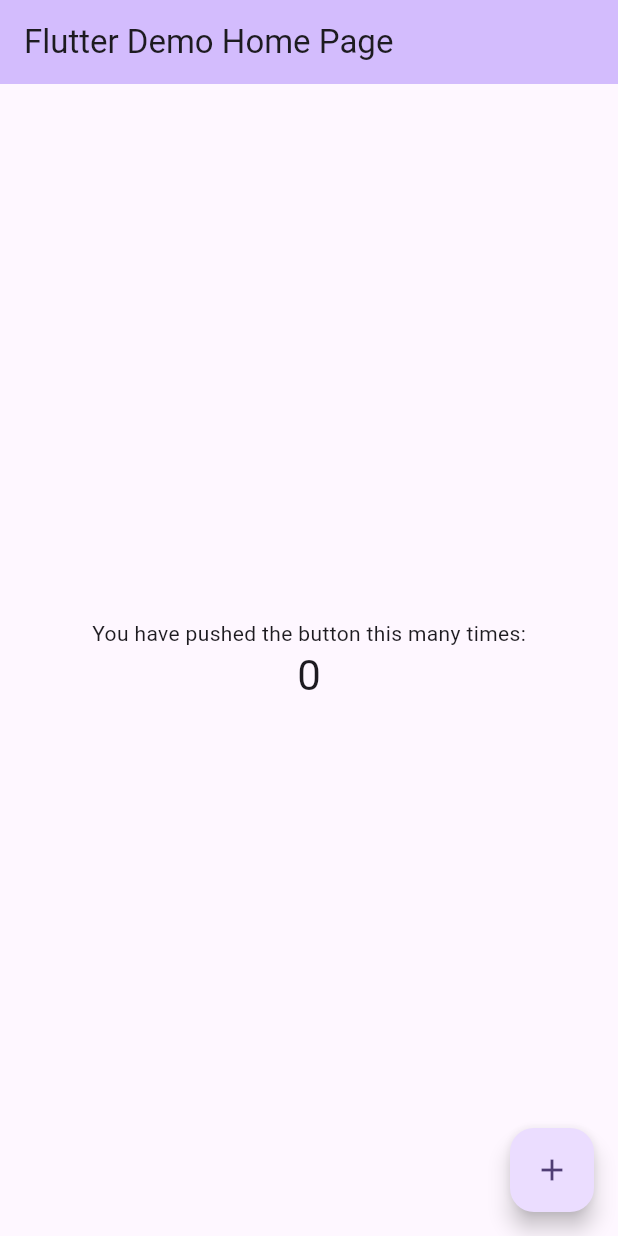
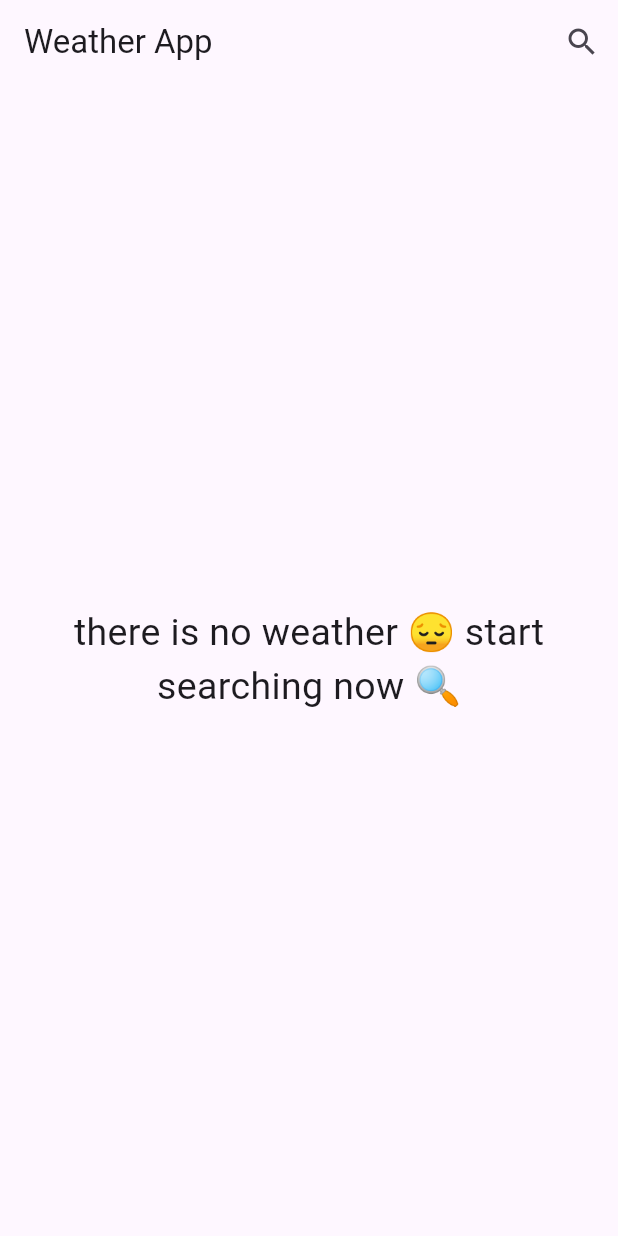
Before and after one commit to SalemBalfagih/weather_app, a Flutter app: the screen it shows after launch, on a phone screen of 412 x 824 dp. Run offline on Flutter 3.47's test engine with Material 3 defaults, Android fonts, the phone set to English and light mode, and no system bars; our stand-ins replace dio, flutter_bloc.

Commit message:
fetch data and display it

```diff
--- /dev/null
+++ b/devtools_options.yaml
@@ -0,0 +1,3 @@
+description: This file stores settings for Dart & Flutter DevTools.
+documentation: https://docs.flutter.dev/tools/devtools/extensions#configure-extension-enablement-states
+extensions:
--- /dev/null
+++ b/lib/cubits/get_weather_cubit/get_weather_cubit.dart
@@ -0,0 +1,20 @@
+import 'package:dio/dio.dart';
+import 'package:flutter_bloc/flutter_bloc.dart';
+import 'package:weather_app_/cubits/get_weather_cubit/get_weather_states.dart';
+import 'package:weather_app_/model/weather_model.dart';
+import 'package:weather_app_/services/weather_services.dart';
+import 'package:weather_app_/views/search_view.dart';
+
+class GetWeatherCubit extends Cubit<WeatherStates> {
+  GetWeatherCubit() : super(WeatherinitialState());
+  WeatherModel? weatherModel;
+  getWeather({required String nameCity}) async {
+    try {
+      weatherModel =
+          await WeatherServices(Dio()).getWeather(nameCity: nameCity);
+      emit(WeatherLoadedState());
+    } catch (e) {
+      emit(WeatherFailureState(errMessage: e.toString()));
+    }
+  }
+}
--- /dev/null
+++ b/lib/cubits/get_weather_cubit/get_weather_states.dart
@@ -0,0 +1,13 @@
+import 'package:weather_app_/model/weather_model.dart';
+
+class WeatherStates {}
+
+class WeatherinitialState extends WeatherStates {}
+
+class WeatherLoadedState extends WeatherStates {}
+
+class WeatherFailureState extends WeatherStates {
+  final String errMessage;
+
+  WeatherFailureState({required this.errMessage});
+}
--- a/lib/main.dart
+++ b/lib/main.dart
@@ -1,125 +1,36 @@
 import 'package:flutter/material.dart';
+import 'package:flutter_bloc/flutter_bloc.dart';
+import 'package:weather_app_/cubits/get_weather_cubit/get_weather_cubit.dart';
+import 'package:weather_app_/model/weather_model.dart';
+import 'package:weather_app_/views/home_view.dart';
 
 void main() {
-  runApp(const MyApp());
+  runApp(WeatherApp());
 }
 
-class MyApp extends StatelessWidget {
-  const MyApp({super.key});
+class WeatherApp extends StatelessWidget {
+  const WeatherApp({super.key});
 
-  // This widget is the root of your application.
   @override
   Widget build(BuildContext context) {
-    return MaterialApp(
-      title: 'Flutter Demo',
-      theme: ThemeData(
-        // This is the theme of your application.
-        //
-        // TRY THIS: Try running your application with "flutter run". You'll see
-        // the application has a purple toolbar. Then, without quitting the app,
-        // try changing the seedColor in the colorScheme below to Colors.green
-        // and then invoke "hot reload" (save your changes or press the "hot
-        // reload" button in a Flutter-supported IDE, or press "r" if you used
-        // the command line to start the app).
-        //
-        // Notice that the counter didn't reset back to zero; the application
-        // state is not lost during the reload. To reset the state, use hot
-        // restart instead.
-        //
-        // This works for code too, not just values: Most code changes can be
-        // tested with just a hot reload.
-        colorScheme: ColorScheme.fromSeed(seedColor: Colors.deepPurple),
-        useMaterial3: true,
-      ),
-      home: const MyHomePage(title: 'Flutter Demo Home Page'),
+    return BlocProvider(
+      create: (context) => GetWeatherCubit(),
+      child: Builder(builder: (context) {
+        WeatherModel? weatherModel =
+            BlocProvider.of<GetWeatherCubit>(context).weatherModel;
+
+        return const MaterialApp(
+          debugShowCheckedModeBanner: false,
+          // theme: ThemeData(
+          // appBarTheme: AppBarTheme(
+          //   backgroundColor: getChangeTheme(weatherModel.weatherCondition),
+          // ),
+          // colorScheme: ColorScheme.fromSeed(
+          //     seedColor: getChangeTheme(weatherModel.weatherCondition)))
+          // ,
+          home: HomeView(),
+        );
+      }),
     );
   }
 }
-
-class MyHomePage extends StatefulWidget {
-  const MyHomePage({super.key, required this.title});
-
-  // This widget is the home page of your application. It is stateful, meaning
-  // that it has a State object (defined below) that contains fields that affect
-  // how it looks.
-
-  // This class is the configuration for the state. It holds the values (in this
-  // case the title) provided by the parent (in this case the App widget) and
-  // used by the build method of the State. Fields in a Widget subclass are
-  // always marked "final".
-
-  final String title;
-
-  @override
-  State<MyHomePage> createState() => _MyHomePageState();
-}
-
-class _MyHomePageState extends State<MyHomePage> {
-  int _counter = 0;
-
-  void _incrementCounter() {
-    setState(() {
-      // This call to setState tells the Flutter framework that something has
-      // changed in this State, which causes it to rerun the build method below
-      // so that the display can reflect the updated values. If we changed
-      // _counter without calling setState(), then the build method would not be
-      // called again, and so nothing would appear to happen.
-      _counter++;
-    });
-  }
-
-  @override
-  Widget build(BuildContext context) {
-    // This method is rerun every time setState is called, for instance as done
-    // by the _incrementCounter method above.
-    //
-    // The Flutter framework has been optimized to make rerunning build methods
-    // fast, so that you can just rebuild anything that needs updating rather
-    // than having to individually change instances of widgets.
-    return Scaffold(
-      appBar: AppBar(
-        // TRY THIS: Try changing the color here to a specific color (to
-        // Colors.amber, perhaps?) and trigger a hot reload to see the AppBar
-        // change color while the other colors stay the same.
-        backgroundColor: Theme.of(context).colorScheme.inversePrimary,
-        // Here we take the value from the MyHomePage object that was created by
-        // the App.build method, and use it to set our appbar title.
-        title: Text(widget.title),
-      ),
-      body: Center(
-        // Center is a layout widget. It takes a single child and positions it
-        // in the middle of the parent.
-        child: Column(
-          // Column is also a layout widget. It takes a list of children and
-          // arranges them vertically. By default, it sizes itself to fit its
-          // children horizontally, and tries to be as tall as its parent.
-          //
-          // Column has various properties to control how it sizes itself and
-          // how it positions its children. Here we use mainAxisAlignment to
-          // center the children vertically; the main axis here is the vertical
-          // axis because Columns are vertical (the cross axis would be
-          // horizontal).
-          //
-          // TRY THIS: Invoke "debug painting" (choose the "Toggle Debug Paint"
-          // action in the IDE, or press "p" in the console), to see the
-          // wireframe for each widget.
-          mainAxisAlignment: MainAxisAlignment.center,
-          children: <Widget>[
-            const Text(
-              'You have pushed the button this many times:',
-            ),
-            Text(
-              '$_counter',
-              style: Theme.of(context).textTheme.headlineMedium,
-            ),
-          ],
-        ),
-      ),
-      floatingActionButton: FloatingActionButton(
-        onPressed: _incrementCounter,
-        tooltip: 'Increment',
-        child: const Icon(Icons.add),
-      ), // This trailing comma makes auto-formatting nicer for build methods.
-    );
-  }
-}
--- /dev/null
+++ b/lib/model/weather_model.dart
@@ -0,0 +1,31 @@
+class WeatherModel {
+  final String cityName;
+  final DateTime date;
+  final double temp;
+  final double maxTemp;
+  final double minTemp;
+
+  final String? image;
+  final String weatherCondition;
+
+  WeatherModel(
+      {required this.cityName,
+      required this.date,
+      required this.temp,
+      required this.maxTemp,
+      required this.minTemp,
+      this.image,
+      required this.weatherCondition});
+  factory WeatherModel.formJson(json) {
+    return WeatherModel(
+      cityName: json['location']['name'],
+      date: DateTime.parse(json['current']['last_updated']),
+      image: json['forecast']['forecastday'][0]['day']['condition']['icon'],
+      temp: json['forecast']['forecastday'][0]['day']['avgtemp_c'],
+      maxTemp: json['forecast']['forecastday'][0]['day']['maxtemp_c'],
+      minTemp: json['forecast']['forecastday'][0]['day']['mintemp_c'],
+      weatherCondition: json['forecast']['forecastday'][0]['day']['condition']
+          ['text'],
+    );
+  }
+}
--- /dev/null
+++ b/lib/views/home_view.dart
@@ -0,0 +1,45 @@
+import 'package:flutter/material.dart';
+import 'package:flutter_bloc/flutter_bloc.dart';
+import 'package:weather_app_/cubits/get_weather_cubit/get_weather_cubit.dart';
+import 'package:weather_app_/cubits/get_weather_cubit/get_weather_states.dart';
+import 'package:weather_app_/views/search_view.dart';
+import 'package:weather_app_/widgets/no_weather_body.dart';
+import 'package:weather_app_/widgets/weather_info_body.dart';
+
+class HomeView extends StatelessWidget {
+  const HomeView({super.key});
+
+  @override
+  Widget build(BuildContext context) {
+    return Scaffold(
+      appBar: AppBar(
+        title: const Text('Weather App'),
+        actions: [
+          IconButton(
+            onPressed: () {
+              Navigator.of(context).push(
+                MaterialPageRoute(
+                  builder: (context) {
+                    return const SearchView();
+                  },
+                ),
+              );
+            },
+            icon: const Icon(Icons.search),
+          ),
+        ],
+      ),
+      body: BlocBuilder<GetWeatherCubit, WeatherStates>(
+        builder: (context, state) {
+          if (state is WeatherinitialState) {
+            return const NoWeatherBody();
+          } else if (state is WeatherLoadedState) {
+            return WeatherInfoBody();
+          } else {
+            return const Text("oops there was an error");
+          }
+        },
+      ),
+    );
+  }
+}
--- /dev/null
+++ b/lib/widgets/no_weather_body.dart
@@ -0,0 +1,33 @@
+import 'package:flutter/material.dart';
+
+class NoWeatherBody extends StatelessWidget {
+  const NoWeatherBody({
+    super.key,
+  });
+
+  @override
+  Widget build(BuildContext context) {
+    return const Padding(
+      padding: EdgeInsets.symmetric(horizontal: 16),
+      child: Center(
+        child: Column(
+          mainAxisSize: MainAxisSize.min,
+          children: [
+            Text(
+              'there is no weather 😔 start',
+              style: TextStyle(
+                fontSize: 25,
+              ),
+            ),
+            Text(
+              'searching now 🔍',
+              style: TextStyle(
+                fontSize: 25,
+              ),
+            )
+          ],
+        ),
+      ),
+    );
+  }
+}
```
Also changed, not shown: lib/services/weather_services.dart (added, +27 -0 lines), lib/views/search_view.dart (added, +41 -0 lines), lib/widgets/weather_info_body.dart (added, +92 -0 lines), pubspec.yaml (+5 -2 lines), assets/images/clear.png (added), assets/images/cloudy.png (added), assets/images/rainy.png (added), assets/images/snow.png (added), assets/images/thunderstorm.png (added), pubspec.lock, 1 other file.
